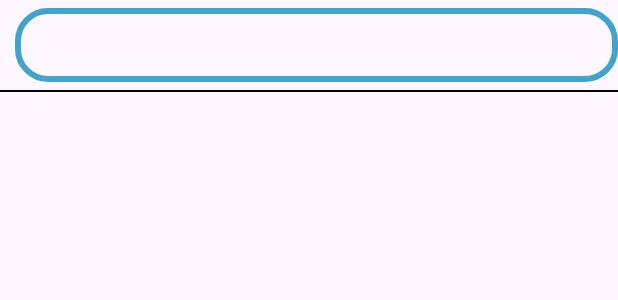
After one commit to suki186/KotlinChatting, an Android app: the layout user_list.xml on its own in the app's theme, with its tools: preview values and no code run, on a phone screen of 412 x 824 dp. The commit adds this screen. Shown: the top 300 px of the screen. Run offline under Robolectric (Android 15) with nearby library versions, the phone set to English and light mode, and no system bars.

Commit message:
MainActivity에 UserList

```diff
--- a/app/src/main/java/com/suki/chatting/SignUpActivity.kt
+++ b/app/src/main/java/com/suki/chatting/SignUpActivity.kt
@@ -18,10 +18,8 @@ import com.suki.chatting.databinding.ActivitySignUpBinding
 class SignUpActivity : AppCompatActivity() {
 
     lateinit var binding: ActivitySignUpBinding
-    lateinit var mAuth: FirebaseAuth // 인증 서비스 객체
+    lateinit var mAuth: FirebaseAuth // 인증서비스 객체
     private lateinit var mDB: DatabaseReference // 데이터베이스 객체
-    //val database = Firebase.database("https://kotlinchat-89f70-default-rtdb.asia-southeast1.firebasedatabase.app")
-    //var mDB = database.getReference("message")
 
 
     override fun onCreate(savedInstanceState: Bundle?) {
@@ -33,8 +31,6 @@ class SignUpActivity : AppCompatActivity() {
 
         mAuth = Firebase.auth // 인증 서비스 객체 초기화
         mDB = Firebase.database.reference // 데이터베이스 객체 초기화
-
-        //mDB = Firebase.database("https://kotlinchat-89f70-default-rtdb.asia-southeast1.firebasedatabase.app").reference // 데이터베이스 객체 초기화
 
         // 가입하기 버튼 이벤트
         binding.SignupBtn.setOnClickListener {
--- /dev/null
+++ b/app/src/main/res/drawable/user_list_design.xml
@@ -0,0 +1,11 @@
+<?xml version="1.0" encoding="utf-8"?>
+
+<!--초기화면 text 디자인-->
+<shape xmlns:android="http://schemas.android.com/apk/res/android">
+    <corners android:radius="20dp"/>
+    <stroke
+        android:color="@color/skyblue"
+        android:width="4dp"
+        />
+
+</shape>
--- /dev/null
+++ b/app/src/main/res/layout/user_list.xml
@@ -0,0 +1,34 @@
+<?xml version="1.0" encoding="utf-8"?>
+<RelativeLayout xmlns:android="http://schemas.android.com/apk/res/android"
+    android:orientation="vertical"
+    android:layout_width="match_parent"
+    android:layout_height="wrap_content">
+
+<!--    사용자 리스트를 보여 줄 TextView-->
+    <TextView
+        android:id="@+id/user_nickname"
+        android:layout_width="match_parent"
+        android:layout_height="wrap_content"
+
+        android:layout_marginStart="10dp"
+        android:layout_marginTop="5dp"
+
+        android:textSize="25sp"
+        android:textStyle="bold"
+        android:fontFamily="@font/meet_me"
+
+        android:paddingStart="20dp"
+        android:padding="7dp"
+        android:background="@drawable/user_list_design"/>
+
+    <View
+        android:layout_width="match_parent"
+        android:layout_height="1dp"
+
+        android:layout_below="@id/user_nickname"
+        android:layout_marginTop="5dp"
+        android:background="@android:color/black" />
+
+
+
+</RelativeLayout>
--- a/app/src/main/res/values/colors.xml
+++ b/app/src/main/res/values/colors.xml
@@ -5,4 +5,5 @@
     <color name="purple1">#D3B1FA</color>
     <color name="skyblue">#41A4CC</color>
     <color name="orange">#E69824</color>
+
 </resources>
```
Also changed, not shown: app/src/main/java/com/suki/chatting/MainActivity.kt (+58 -7 lines), app/src/main/java/com/suki/chatting/UserAdapter.kt (added, +44 -0 lines), app/src/main/res/layout/activity_main.xml (+12 -10 lines), 1 other file.
